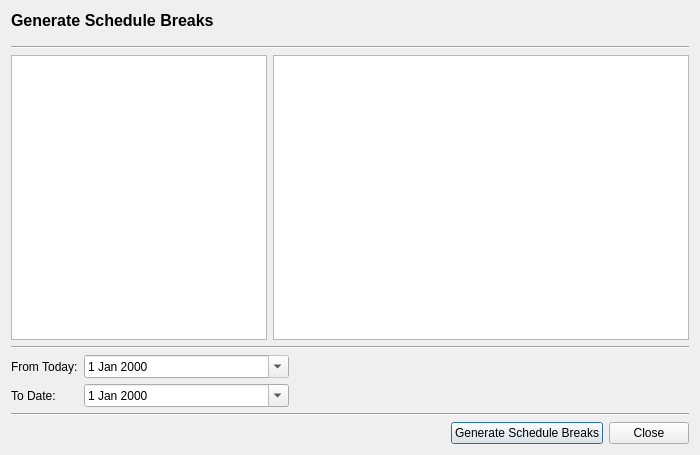
Old version of the form rave/Traffik/breakcreateform.ui in the repository pgathogo/raven.
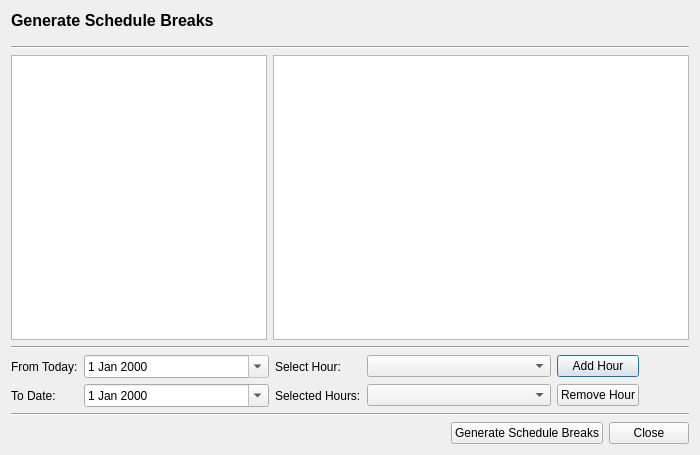
New version of the form.

Commit message:
Traffik: Added hour selection when creating breaks
You can now select hours which you wish to create breaks for.

Diff of the .ui file:
```diff
--- a/rave/Traffik/breakcreateform.ui
+++ b/rave/Traffik/breakcreateform.ui
@@ -77,28 +77,7 @@
     </widget>
    </item>
    <item>
-    <layout class="QGridLayout" name="gridLayout_2" columnstretch="0,1,0">
-     <item row="1" column="0">
-      <widget class="QLabel" name="label_4">
-       <property name="text">
-        <string>To Date:</string>
-       </property>
-      </widget>
-     </item>
-     <item row="0" column="0">
-      <widget class="QLabel" name="label_3">
-       <property name="text">
-        <string>From Today:</string>
-       </property>
-      </widget>
-     </item>
-     <item row="1" column="1">
-      <widget class="QDateEdit" name="dtTo">
-       <property name="calendarPopup">
-        <bool>true</bool>
-       </property>
-      </widget>
-     </item>
+    <layout class="QGridLayout" name="gridLayout_2" columnstretch="0,1,0,1,0,0">
      <item row="0" column="1">
       <widget class="QDateEdit" name="dtFrom">
        <property name="readOnly">
@@ -110,13 +89,71 @@
       </widget>
      </item>
      <item row="0" column="2">
+      <widget class="QLabel" name="label_2">
+       <property name="text">
+        <string>Select Hour:</string>
+       </property>
+      </widget>
+     </item>
+     <item row="1" column="1">
+      <widget class="QDateEdit" name="dtTo">
+       <property name="calendarPopup">
+        <bool>true</bool>
+       </property>
+      </widget>
+     </item>
+     <item row="1" column="2">
+      <widget class="QLabel" name="label_5">
+       <property name="text">
+        <string>Selected Hours:</string>
+       </property>
+      </widget>
+     </item>
+     <item row="0" column="0">
+      <widget class="QLabel" name="label_3">
+       <property name="text">
+        <string>From Today:</string>
+       </property>
+      </widget>
+     </item>
+     <item row="0" column="4">
+      <widget class="QPushButton" name="btnAddHour">
+       <property name="text">
+        <string>Add Hour</string>
+       </property>
+      </widget>
+     </item>
+     <item row="0" column="3">
+      <widget class="QComboBox" name="cbHours"/>
+     </item>
+     <item row="1" column="3">
+      <widget class="QComboBox" name="cbSelectedHours"/>
+     </item>
+     <item row="1" column="0">
+      <widget class="QLabel" name="label_4">
+       <property name="text">
+        <string>To Date:</string>
+       </property>
+      </widget>
+     </item>
+     <item row="1" column="4">
+      <widget class="QPushButton" name="btnRemoveHour">
+       <property name="text">
+        <string>Remove Hour</string>
+       </property>
+      </widget>
+     </item>
+     <item row="0" column="5">
       <spacer name="horizontalSpacer_2">
        <property name="orientation">
         <enum>Qt::Horizontal</enum>
        </property>
+       <property name="sizeType">
+        <enum>QSizePolicy::Fixed</enum>
+       </property>
        <property name="sizeHint" stdset="0">
         <size>
-         <width>400</width>
+         <width>50</width>
          <height>20</height>
         </size>
        </property>
```
The commit also changes 14 other files.
